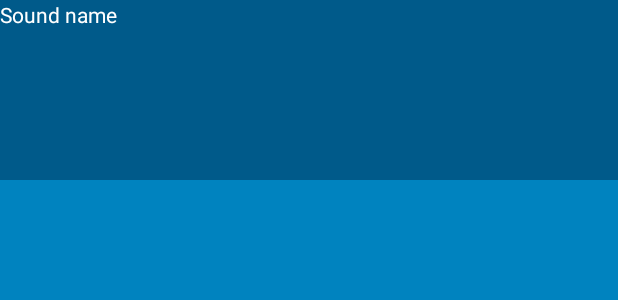
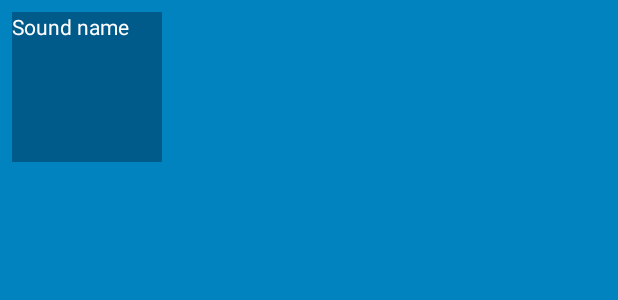
Before and after one commit to marysieek/beat_box, an Android app: the layout list_item_sound.xml on its own in the app's theme, with its tools: preview values and no code run, on a phone screen of 412 x 824 dp. Shown: the top 300 px of the screen. Run offline under Robolectric (Android 15) with nearby library versions, the phone set to English and light mode, and no system bars.

Commit message:
Add spacing between buttons

```diff
--- a/app/src/main/res/layout/list_item_sound.xml
+++ b/app/src/main/res/layout/list_item_sound.xml
@@ -1,9 +1,16 @@
 <?xml version="1.0" encoding="utf-8"?>
-<Button xmlns:android="http://schemas.android.com/apk/res/android"
-        xmlns:tools="http://schemas.android.com/tools"
+<FrameLayout
+    xmlns:android="http://schemas.android.com/apk/res/android"
+    xmlns:tools="http://schemas.android.com/tools"
+    android:layout_margin="8dp"
+    android:layout_width="wrap_content"
+    android:layout_height="wrap_content">
+
+    <Button
         android:id="@+id/list_item_sound_button"
-        android:layout_width="match_parent"
-        android:layout_height="120dp"
-        tools:text="Sound name">
+        android:layout_width="100dp"
+        android:layout_height="100dp"
+        android:layout_gravity="center"
+        tools:text="Sound name"/>
 
-</Button>
+</FrameLayout>
```
